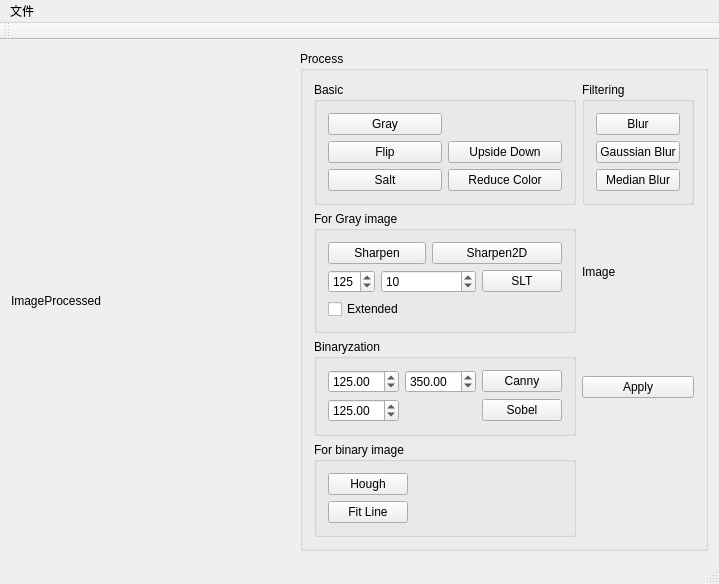
baidut/ITS, file OpenCarVision/mainwindow.ui: the form before one commit.
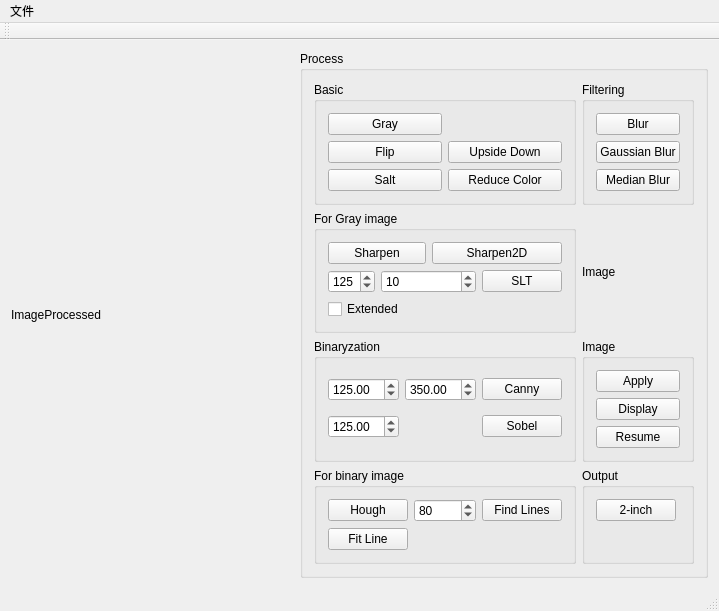
The form after the commit.

Commit message: + Hough直线提取参数调节 提取出的直线标识改成蓝色

```diff
--- a/OpenCarVision/mainwindow.ui
+++ b/OpenCarVision/mainwindow.ui
@@ -38,6 +38,184 @@
        <string>Process</string>
       </property>
       <layout class="QGridLayout" name="gridLayout_4">
+       <item row="2" column="1">
+        <widget class="QLabel" name="label_img">
+         <property name="sizePolicy">
+          <sizepolicy hsizetype="Preferred" vsizetype="Preferred">
+           <horstretch>0</horstretch>
+           <verstretch>0</verstretch>
+          </sizepolicy>
+         </property>
+         <property name="minimumSize">
+          <size>
+           <width>100</width>
+           <height>100</height>
+          </size>
+         </property>
+         <property name="maximumSize">
+          <size>
+           <width>100</width>
+           <height>100</height>
+          </size>
+         </property>
+         <property name="text">
+          <string>Image</string>
+         </property>
+        </widget>
+       </item>
+       <item row="9" column="1">
+        <widget class="QGroupBox" name="groupBox_7">
+         <property name="title">
+          <string>Output</string>
+         </property>
+         <layout class="QFormLayout" name="formLayout_2">
+          <item row="0" column="0">
+           <widget class="QPushButton" name="pushButton_2inch">
+            <property name="text">
+             <string>2-inch</string>
+            </property>
+           </widget>
+          </item>
+         </layout>
+        </widget>
+       </item>
+       <item row="9" column="0">
+        <widget class="QGroupBox" name="groupBox_5">
+         <property name="title">
+          <string>For binary image</string>
+         </property>
+         <layout class="QGridLayout" name="gridLayout_8">
+          <item row="1" column="0">
+           <widget class="QPushButton" name="pushButton_hough">
+            <property name="text">
+             <string>Hough</string>
+            </property>
+           </widget>
+          </item>
+          <item row="1" column="2">
+           <widget class="QPushButton" name="pushButton_findLines">
+            <property name="text">
+             <string>Find Lines</string>
+            </property>
+           </widget>
+          </item>
+          <item row="2" column="0">
+           <widget class="QPushButton" name="pushButton_fitLine">
+            <property name="text">
+             <string>Fit Line</string>
+            </property>
+           </widget>
+          </item>
+          <item row="1" column="1">
+           <widget class="QSpinBox" name="spinBox_minVote">
+            <property name="maximum">
+             <number>1000</number>
+            </property>
+            <property name="value">
+             <number>80</number>
+            </property>
+           </widget>
+          </item>
+         </layout>
+        </widget>
+       </item>
+       <item row="1" column="0">
+        <widget class="QGroupBox" name="groupBox">
+         <property name="title">
+          <string>Basic</string>
+         </property>
+         <layout class="QGridLayout" name="gridLayout_2">
+          <item row="1" column="1">
+           <widget class="QPushButton" name="pushButton_upsideDown">
+            <property name="text">
+             <string>Upside Down</string>
+            </property>
+           </widget>
+          </item>
+          <item row="1" column="0">
+           <widget class="QPushButton" name="pushButton_flip">
+            <property name="text">
+             <string>Flip</string>
+            </property>
+           </widget>
+          </item>
+          <item row="2" column="1">
+           <widget class="QPushButton" name="pushButton_reduceColor">
+            <property name="text">
+             <string>Reduce Color</string>
+            </property>
+           </widget>
+          </item>
+          <item row="0" column="0">
+           <widget class="QPushButton" name="pushButton_gray">
+            <property name="text">
+             <string>Gray</string>
+            </property>
+           </widget>
+          </item>
+          <item row="2" column="0">
+           <widget class="QPushButton" name="pushButton_salt">
+            <property name="text">
+             <string>Salt</string>
+            </property>
+           </widget>
+          </item>
+         </layout>
+        </widget>
+       </item>
+       <item row="4" column="0">
+        <widget class="QGroupBox" name="groupBox_6">
+         <property name="title">
+          <string>Binaryzation</string>
+         </property>
+         <layout class="QGridLayout" name="gridLayout_3">
+          <item row="1" column="1">
+           <widget class="QDoubleSpinBox" name="doubleSpinBox_threshold1">
+            <property name="maximum">
+             <double>1000.000000000000000</double>
+            </property>
+            <property name="value">
+             <double>125.000000000000000</double>
+            </property>
+           </widget>
+          </item>
+          <item row="1" column="2">
+           <widget class="QDoubleSpinBox" name="doubleSpinBox_threshold2">
+            <property name="maximum">
+             <double>1000.000000000000000</double>
+            </property>
+            <property name="value">
+             <double>350.000000000000000</double>
+            </property>
+           </widget>
+          </item>
+          <item row="1" column="3">
+           <widget class="QPushButton" name="pushButton_canny">
+            <property name="text">
+             <string>Canny</string>
+            </property>
+           </widget>
+          </item>
+          <item row="2" column="3">
+           <widget class="QPushButton" name="pushButton_sobel">
+            <property name="text">
+             <string>Sobel</string>
+            </property>
+           </widget>
+          </item>
+          <item row="2" column="1">
+           <widget class="QDoubleSpinBox" name="doubleSpinBox_sobelThreshold">
+            <property name="maximum">
+             <double>1000.000000000000000</double>
+            </property>
+            <property name="value">
+             <double>125.000000000000000</double>
+            </property>
+           </widget>
+          </item>
+         </layout>
+        </widget>
+       </item>
        <item row="1" column="1">
         <widget class="QGroupBox" name="groupBox_4">
          <property name="title">
@@ -125,156 +303,34 @@
          </layout>
         </widget>
        </item>
-       <item row="3" column="0">
-        <widget class="QGroupBox" name="groupBox_6">
+       <item row="4" column="1">
+        <widget class="QGroupBox" name="groupBox_8">
          <property name="title">
-          <string>Binaryzation</string>
-         </property>
-         <layout class="QGridLayout" name="gridLayout_3">
-          <item row="1" column="1">
-           <widget class="QDoubleSpinBox" name="doubleSpinBox_threshold1">
-            <property name="maximum">
-             <double>1000.000000000000000</double>
-            </property>
-            <property name="value">
-             <double>125.000000000000000</double>
-            </property>
-           </widget>
-          </item>
-          <item row="1" column="2">
-           <widget class="QDoubleSpinBox" name="doubleSpinBox_threshold2">
-            <property name="maximum">
-             <double>1000.000000000000000</double>
-            </property>
-            <property name="value">
-             <double>350.000000000000000</double>
-            </property>
-           </widget>
-          </item>
-          <item row="1" column="3">
-           <widget class="QPushButton" name="pushButton_canny">
-            <property name="text">
-             <string>Canny</string>
-            </property>
-           </widget>
-          </item>
-          <item row="2" column="3">
-           <widget class="QPushButton" name="pushButton_sobel">
-            <property name="text">
-             <string>Sobel</string>
-            </property>
-           </widget>
-          </item>
-          <item row="2" column="1">
-           <widget class="QDoubleSpinBox" name="doubleSpinBox_sobelThreshold">
-            <property name="maximum">
-             <double>1000.000000000000000</double>
-            </property>
-            <property name="value">
-             <double>125.000000000000000</double>
-            </property>
-           </widget>
-          </item>
-         </layout>
-        </widget>
-       </item>
-       <item row="4" column="0">
-        <widget class="QGroupBox" name="groupBox_5">
-         <property name="title">
-          <string>For binary image</string>
-         </property>
-         <layout class="QFormLayout" name="formLayout">
-          <item row="0" column="0">
-           <widget class="QPushButton" name="pushButton_hough">
-            <property name="text">
-             <string>Hough</string>
-            </property>
-           </widget>
-          </item>
-          <item row="1" column="0">
-           <widget class="QPushButton" name="pushButton_fitLine">
-            <property name="text">
-             <string>Fit Line</string>
-            </property>
-           </widget>
-          </item>
-         </layout>
-        </widget>
-       </item>
-       <item row="1" column="0">
-        <widget class="QGroupBox" name="groupBox">
-         <property name="title">
-          <string>Basic</string>
-         </property>
-         <layout class="QGridLayout" name="gridLayout_2">
-          <item row="1" column="1">
-           <widget class="QPushButton" name="pushButton_upsideDown">
-            <property name="text">
-             <string>Upside Down</string>
-            </property>
-           </widget>
-          </item>
-          <item row="1" column="0">
-           <widget class="QPushButton" name="pushButton_flip">
-            <property name="text">
-             <string>Flip</string>
-            </property>
-           </widget>
-          </item>
-          <item row="2" column="1">
-           <widget class="QPushButton" name="pushButton_reduceColor">
-            <property name="text">
-             <string>Reduce Color</string>
-            </property>
-           </widget>
-          </item>
-          <item row="0" column="0">
-           <widget class="QPushButton" name="pushButton_gray">
-            <property name="text">
-             <string>Gray</string>
-            </property>
-           </widget>
-          </item>
-          <item row="2" column="0">
-           <widget class="QPushButton" name="pushButton_salt">
-            <property name="text">
-             <string>Salt</string>
-            </property>
-           </widget>
-          </item>
-         </layout>
-        </widget>
-       </item>
-       <item row="2" column="1">
-        <widget class="QLabel" name="label_img">
-         <property name="sizePolicy">
-          <sizepolicy hsizetype="Preferred" vsizetype="Preferred">
-           <horstretch>0</horstretch>
-           <verstretch>0</verstretch>
-          </sizepolicy>
-         </property>
-         <property name="minimumSize">
-          <size>
-           <width>100</width>
-           <height>100</height>
-          </size>
-         </property>
-         <property name="maximumSize">
-          <size>
-           <width>100</width>
-           <height>100</height>
-          </size>
-         </property>
-         <property name="text">
           <string>Image</string>
          </property>
-        </widget>
-       </item>
-       <item row="3" column="1">
-        <widget class="QPushButton" name="pushButton_apply">
-         <property name="text">
-          <string>Apply</string>
-         </property>
+         <layout class="QGridLayout" name="gridLayout_7">
+          <item row="1" column="0">
+           <widget class="QPushButton" name="pushButton_display">
+            <property name="text">
+             <string>Display</string>
+            </property>
+           </widget>
+          </item>
+          <item row="0" column="0">
+           <widget class="QPushButton" name="pushButton_apply">
+            <property name="text">
+             <string>Apply</string>
+            </property>
+           </widget>
+          </item>
+          <item row="2" column="0">
+           <widget class="QPushButton" name="pushButton_resume">
+            <property name="text">
+             <string>Resume</string>
+            </property>
+           </widget>
+          </item>
+         </layout>
         </widget>
        </item>
       </layout>
```
Left out of the diff: 34 changed lines with no effect on the pictures. The commit also changes 2 other files.
